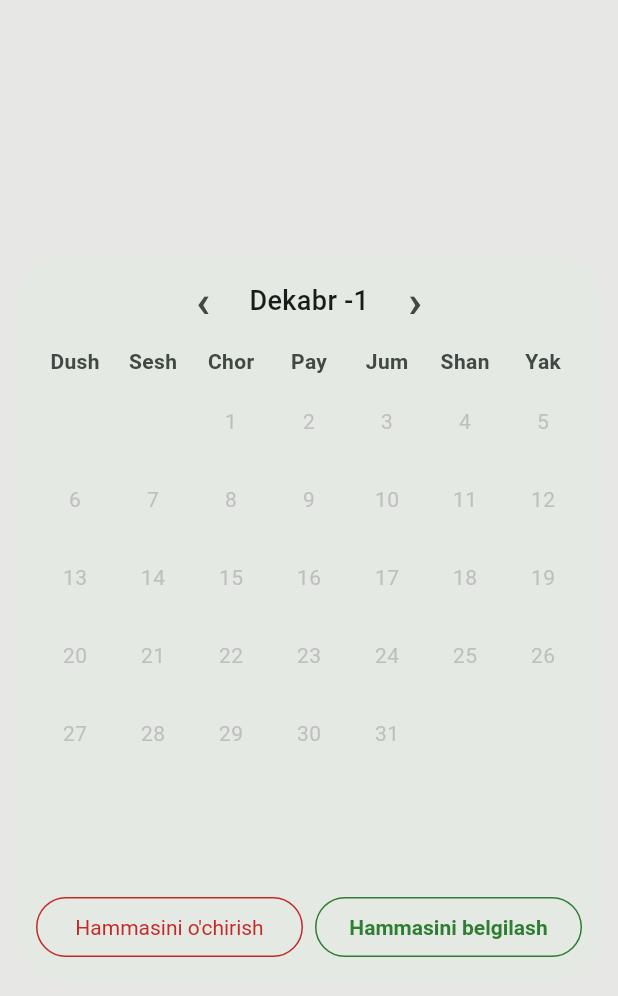
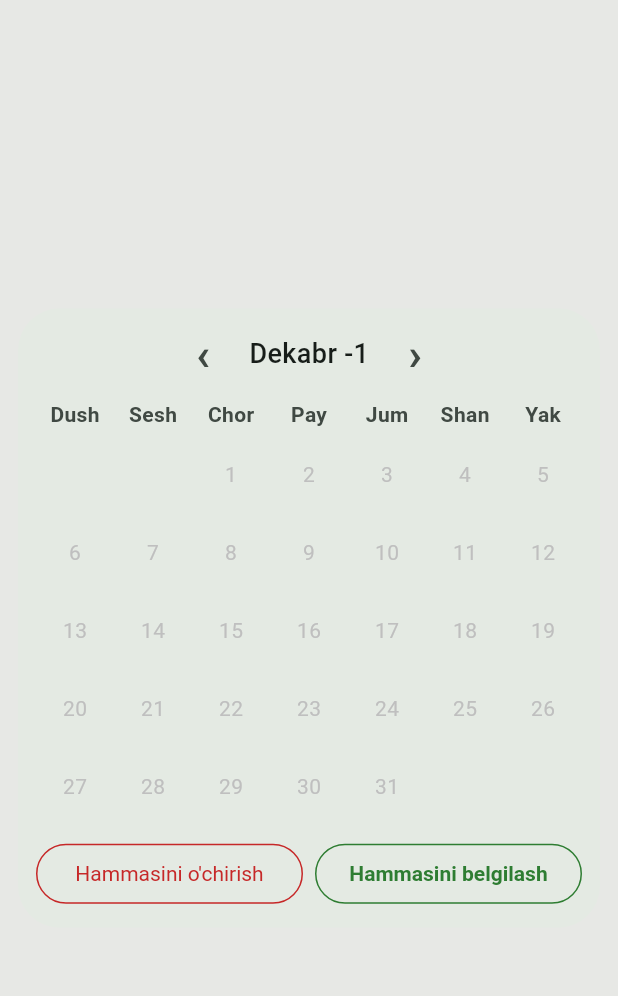
Before and after one commit to saydullo42/pray_time, a Flutter app: the _MonthDetailDialog widget shown alone on an empty page, opened directly with empty values, on a phone screen of 412 x 824 dp. Shown: the top 996 px of the screen. Run offline on Flutter 3.47's test engine with Material 3 defaults, Android fonts, the phone set to English and light mode, and no system bars; drawn by our look-alikes of table_calendar; our stand-ins replace dio, flutter_local_notifications, flutter_riverpod, flutter_secure_storage, go_router, google_sign_in and 6 more; accounts and stored records are empty; network calls fail.

Commit message:
Mobile: the month dialog is only as tall as its content
Co-Authored-By: Claude Sonnet 5.5 <noreply@anthropic.com>

```diff
--- a/mobil/lib/features/tracking/presentation/screens/yearly_tracking_screen.dart
+++ b/mobil/lib/features/tracking/presentation/screens/yearly_tracking_screen.dart
@@ -756,11 +756,11 @@ class _MonthDetailDialogState extends ConsumerState<_MonthDetailDialog> {
         padding: const EdgeInsets.all(12),
         child: SizedBox(
           width: double.infinity,
-          height: 460,
           child: Column(
+            mainAxisSize: MainAxisSize.min,
             children: [
-              Expanded(
-                child: TrackingCalendar(
+              // The dialog is only as tall as its content.
+              TrackingCalendar(
                 framed: false,
                 focusedDay: _focusedDay,
                 selectedDay: _selectedDay,
@@ -791,7 +791,6 @@ class _MonthDetailDialogState extends ConsumerState<_MonthDetailDialog> {
                   return null;
                 },
               ),
-              ),
               const SizedBox(height: 8),
               MarkAllButtons(
                 isBusy: _isBusy,
```
Lines whose indentation alone changed are shown as unchanged.
